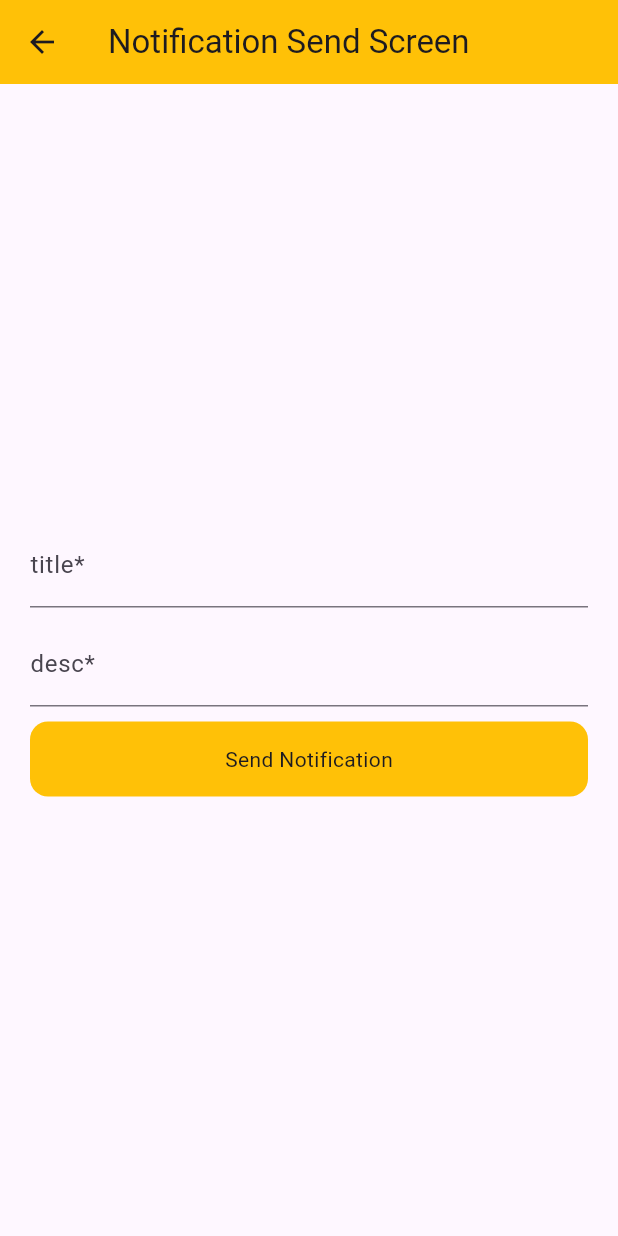
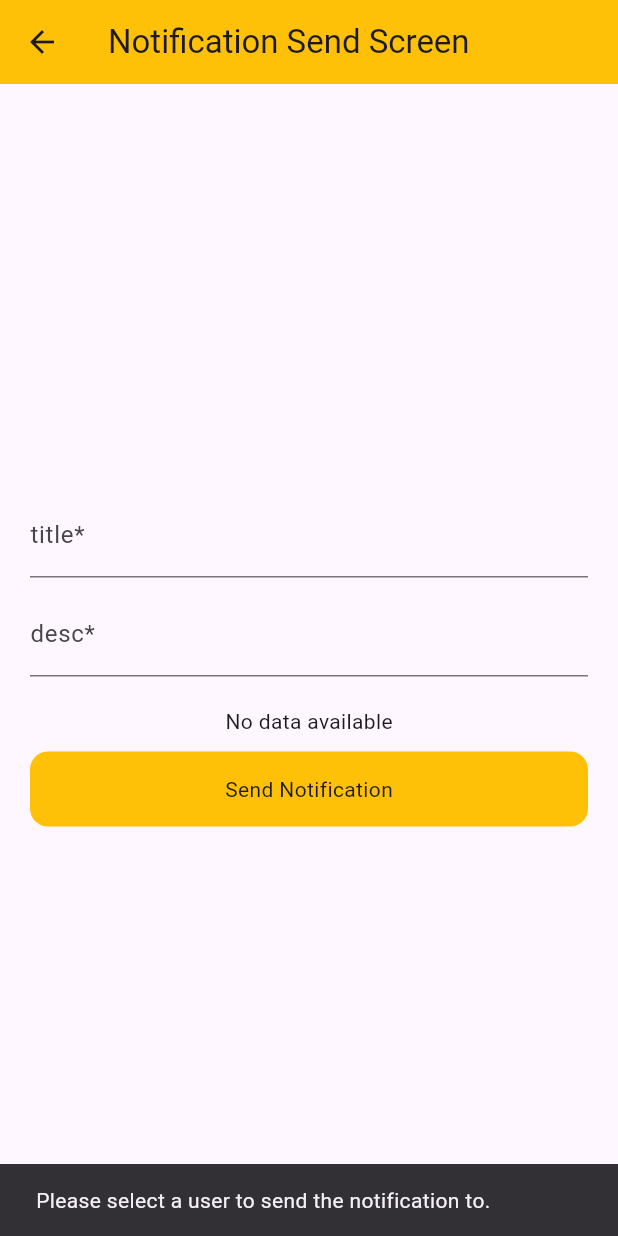
Before and after one commit to safwan119/Resto-app-for-practise, a Flutter app: the NotificationSendScreen screen opened directly, after a tap on "Send Notification", on a phone screen of 412 x 824 dp. Run offline on Flutter 3.47's test engine with Material 3 defaults, Android fonts, the phone set to English and light mode, and no system bars; our stand-ins replace dio, firebase_auth, firebase_core, firebase_database, flutter_dotenv, flutter_rating and 4 more; missing offline and left inert: app_settings, flutter_stripe, onesignal_flutter; accounts and stored records are empty.

Commit message:
notification details added

```diff
--- a/lib/notification/notification_send_screen.dart
+++ b/lib/notification/notification_send_screen.dart
@@ -1,9 +1,10 @@
 import 'package:firebase_auth/firebase_auth.dart';
+import 'package:firebase_database/firebase_database.dart';
 import 'package:flutter/foundation.dart';
 import 'package:flutter/material.dart';
 import 'package:my_first_proj/notification/notification_services.dart';
 import 'package:my_first_proj/rounded_button/rounded_button.dart';
-import 'package:onesignal_flutter/onesignal_flutter.dart';
+
 class NotificationSendScreen extends StatefulWidget {
   const NotificationSendScreen({super.key});
 
@@ -12,26 +13,31 @@ class NotificationSendScreen extends StatefulWidget {
 }
 
 class _NotificationSendScreenState extends State<NotificationSendScreen> {
-  NotificationServices notificationServices=NotificationServices();
-  final titleController=TextEditingController();
-  final descriptionController=TextEditingController();
-  User? user=FirebaseAuth.instance.currentUser;
+  final firebaseDatabase = FirebaseDatabase.instance.ref("User UID");
+  String? selectedValue;
+  String selectedOption = "Selected User";
+  bool isOpen = false;
+  NotificationServices notificationServices = NotificationServices();
+  final titleController = TextEditingController();
+  final descriptionController = TextEditingController();
+  User? user = FirebaseAuth.instance.currentUser;
   String? id;
+
   @override
   void initState() {
     super.initState();
-    if(user!=null){
-      id=user!.uid;
-      OneSignal.login(id!);
+    if (user != null) {
+      id = user!.uid;
       if (kDebugMode) {
-        print("OneSignal ${OneSignal.login(id!)} user logged in with UID: $id");
+        print("OneSignal user logged in with UID: $id");
       }
-    }else{
+    } else {
       if (kDebugMode) {
         print("No user login now");
       }
     }
   }
+
   @override
   Widget build(BuildContext context) {
     return Scaffold(
@@ -52,7 +58,7 @@ class _NotificationSendScreenState extends State<NotificationSendScreen> {
                 label: Text("title*"),
               ),
             ),
-            SizedBox(height: 10,),
+            SizedBox(height: 10),
             TextFormField(
               controller: descriptionController,
               decoration: InputDecoration(
@@ -60,10 +66,116 @@ class _NotificationSendScreenState extends State<NotificationSendScreen> {
                 label: Text("desc*"),
               ),
             ),
-            SizedBox(height: 10,),
-            RoundedButton(title: "Send Notification", ontap: ()async{
-            await notificationServices.sendNotification(titleController.text, descriptionController.text,id!);
-            })
+            SizedBox(height: 20,),
+            StreamBuilder(
+              stream: firebaseDatabase.onValue,
+              builder: (context, AsyncSnapshot<DatabaseEvent> snapshot) {
+                if (!snapshot.hasData ||
+                    snapshot.data!.snapshot.children.isEmpty) {
+                  return Text("No data available");
+                }
+                if (snapshot.hasError) {
+                  return Text("An error occurred");
+                }
+                List<String> userList = ['All Subscribers'];
+                final data = snapshot.data!.snapshot.value as Map?;
+                if (data != null) {
+                  data.values.forEach((item) {
+                    if (item is Map) {
+                      userList.add(item["UID"].toString());
+                    }
+                  });
+                }
+                return SingleChildScrollView(
+                  child: Column(
+                    children: [
+                      InkWell(
+                        onTap: () {
+                          isOpen = !isOpen;
+                          setState(() {});
+                        },
+                        child: Container(
+                          height: 50,
+                          width: double.infinity,
+                          decoration: BoxDecoration(color: Colors.black12),
+                          child: Padding(
+                            padding: const EdgeInsets.symmetric(
+                              horizontal: 10,
+                            ),
+                            child: Row(
+                              mainAxisAlignment:
+                                  MainAxisAlignment.spaceBetween,
+                              children: [
+                                Text(selectedOption),
+                                isOpen
+                                    ? Icon(Icons.arrow_drop_up)
+                                    : Icon(Icons.arrow_drop_down_sharp),
+                              ],
+                            ),
+                          ),
+                        ),
+                      ),
+                      if (isOpen)
+                        ListView.builder(
+                          primary: false,
+                          shrinkWrap: true,
+                          itemCount: userList.length,
+                          itemBuilder: (context, index) {
+                            final String itemName = userList[index];
+                            return Container(
+                              decoration: BoxDecoration(
+                                color: Colors.black12,
+                              ),
+                              child: Padding(
+                                padding: const EdgeInsets.all(8.0),
+                                child: InkWell(
+                                  onTap: () {
+                                    isOpen = false;
+                                    selectedOption = itemName;
+                                    setState(() {});
+                                  },
+                                  child: Text(itemName),
+                                ),
+                              ),
+                            );
+                          },
+                        ),
+                    ],
+                  ),
+                );
+              },
+            ),
+            SizedBox(height: 10),
+            RoundedButton(
+              title: "Send Notification",
+              ontap: () async {
+                if (selectedOption == 'Selected User' ||
+                    selectedOption.isEmpty) {
+                  ScaffoldMessenger.of(context).showSnackBar(
+                    SnackBar(
+                      content: Text(
+                        'Please select a user to send the notification to.',
+                      ),
+                    ),
+                  );
+                  return;
+                }
+                if (titleController.text.isEmpty ||
+                    descriptionController.text.isEmpty) {
+                  ScaffoldMessenger.of(context).showSnackBar(
+                    SnackBar(
+                      content: Text('Title and description cannot be empty.'),
+                    ),
+                  );
+                  return;
+                }
+                await notificationServices.sendNotification(
+                  titleController.text,
+                  descriptionController.text,
+                  selectedOption,
+                );
+              },
+            ),
           ],
         ),
       ),
--- a/lib/notification/notification_services.dart
+++ b/lib/notification/notification_services.dart
@@ -7,6 +7,14 @@ class NotificationServices {
   String url = "https://onesignal.com/api/v1/notifications";
 
   sendNotification(String title, String description ,String id) async {
+    List<String> includedSubscriptionList=[];
+    List<String> externalSubscriptionList=[];
+    if(id=="All Subscribers"){
+      includedSubscriptionList.add("Total Subscriptions");
+    }
+    else{
+      externalSubscriptionList.add(id);
+    }
     try {
       final response = await http.post(
         Uri.parse(url),
@@ -18,8 +26,8 @@ class NotificationServices {
           "app_id": OneSignalKeys.appKey,
           "contents": {"en": description},
           "headings": {"en": title},
-          "included_segments":null,
-          "include_external_user_ids": [id],
+          "included_segments":includedSubscriptionList,
+          "include_external_user_ids": externalSubscriptionList,
           "small_icon": "@mipmap/ic_launcher",
         }),
       );
```
